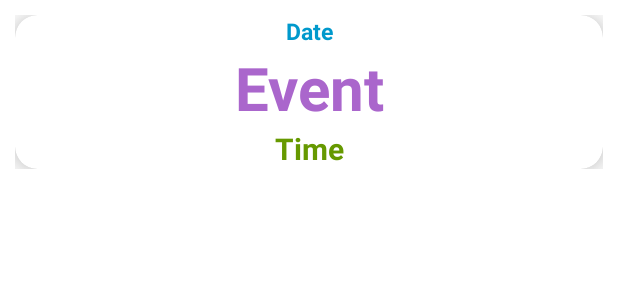
After one commit to AntrayS/Senior-Project, an Android app: the layout show_events_rowlayout.xml on its own in the app's theme, with its tools: preview values and no code run, on a phone screen of 412 x 824 dp. The commit adds this screen. Shown: the top 300 px of the screen. Run offline under Robolectric (Android 15) with nearby library versions, the phone set to English and light mode, and no system bars.

Commit message:
Event Calendar Update #2
Users should now be able to schedule multiple events!

```diff
--- a/app/src/main/java/com/example/easymeets/Events.java
+++ b/app/src/main/java/com/example/easymeets/Events.java
@@ -1,4 +1,6 @@
 package com.example.easymeets;
+
+import java.util.Date;
 
 public class Events {
     String EVENT,TIME,DATE,MONTH,YEAR;
--- /dev/null
+++ b/app/src/main/res/layout/show_events_rowlayout.xml
@@ -0,0 +1,54 @@
+<?xml version="1.0" encoding="utf-8"?>
+<LinearLayout xmlns:android="http://schemas.android.com/apk/res/android"
+    xmlns:app="http://schemas.android.com/apk/res-auto"
+    android:orientation="vertical"
+    android:layout_width="match_parent"
+    android:layout_height="wrap_content"
+    android:layout_margin="10dp">
+
+    <androidx.cardview.widget.CardView
+        android:layout_width="match_parent"
+        android:layout_height="wrap_content"
+        app:cardCornerRadius="15dp"
+        app:cardElevation="12sp">
+        <LinearLayout
+            android:layout_width="match_parent"
+            android:layout_height="wrap_content"
+            android:orientation="vertical">
+            <TextView
+                android:layout_width="match_parent"
+                android:layout_height="wrap_content"
+                android:gravity="center"
+                android:textColor="@android:color/holo_blue_dark"
+                android:id="@+id/eventdate"
+                android:textStyle="bold"
+                android:text="Date"
+                android:textSize="15dp"
+                />
+
+            <TextView
+                android:layout_width="match_parent"
+                android:layout_height="wrap_content"
+                android:gravity="center"
+                android:textColor="@android:color/holo_purple"
+                android:id="@+id/eventname"
+                android:textStyle="bold"
+                android:text="Event"
+                android:textSize="40dp"
+                />
+
+            <TextView
+                android:layout_width="match_parent"
+                android:layout_height="wrap_content"
+                android:gravity="center"
+                android:textColor="@android:color/holo_green_dark"
+                android:id="@+id/eventtime"
+                android:textStyle="bold"
+                android:text="Time"
+                android:textSize="20dp"
+                />
+        </LinearLayout>
+
+    </androidx.cardview.widget.CardView>
+
+</LinearLayout>
--- a/app/src/main/res/values/colors.xml
+++ b/app/src/main/res/values/colors.xml
@@ -12,4 +12,6 @@
     <color name="colorPrimaryDark">#00574B</color>
     <color name="colorAccent">#D81B60</color>
     <color name="green">@android:color/holo_green_dark</color>
+
+    <color name="colorEasyMeets">#3498DB</color>
 </resources>
```
Also changed, not shown: app/src/main/java/com/example/easymeets/CustomCalendarView.java (+74 -6 lines), app/src/main/java/com/example/easymeets/DBStructure.java (+4 -4 lines), app/src/main/java/com/example/easymeets/ui/EventRecyclerAdapter.java (added, +58 -0 lines), app/src/main/java/com/example/easymeets/ui/MyGridAdapter.java (+27 -0 lines), app/src/main/res/layout/calendar_layout.xml (+4 -4 lines).
